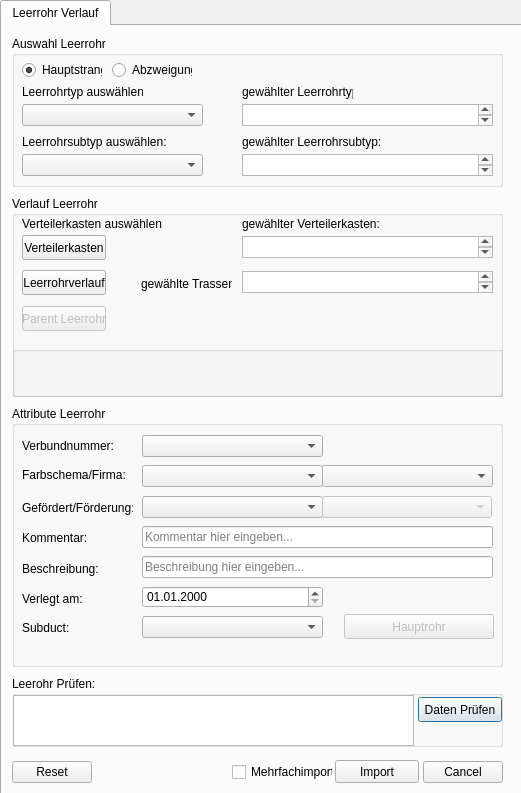
Old version of the form tools/leerrohr_verlegen/leerrohr_verlegen_dialog_base.ui in the repository geoKjack/Toolbox_SiegeleCO.
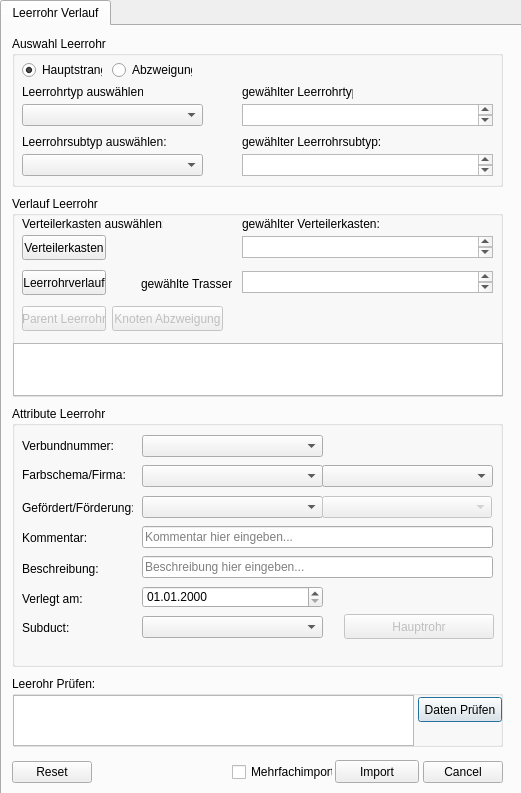
New version of the form. Custom widgets are drawn as their Qt base class.

Commit message: Ergänzen der Logik für Auswahl Hauptstrang Abzweigung

What changed in the file:
```diff
--- a/tools/leerrohr_verlegen/leerrohr_verlegen_dialog_base.ui
+++ b/tools/leerrohr_verlegen/leerrohr_verlegen_dialog_base.ui
@@ -431,16 +431,6 @@
        </rect>
       </property>
      </widget>
-     <widget class="QgsCollapsibleGroupBox" name="groupBox_Rohre">
-      <property name="geometry">
-       <rect>
-        <x>0</x>
-        <y>150</y>
-        <width>491</width>
-        <height>51</height>
-       </rect>
-      </property>
-     </widget>
      <widget class="QPushButton" name="pushButton_parent_leerrohr">
       <property name="enabled">
        <bool>false</bool>
@@ -457,6 +447,32 @@
        <string>Parent Leerrohr</string>
       </property>
      </widget>
+     <widget class="QGraphicsView" name="graphicsView_Auswahl_Rohre">
+      <property name="geometry">
+       <rect>
+        <x>1</x>
+        <y>147</y>
+        <width>490</width>
+        <height>53</height>
+       </rect>
+      </property>
+     </widget>
+     <widget class="QPushButton" name="pushButton_parent_leerrohr_2">
+      <property name="enabled">
+       <bool>false</bool>
+      </property>
+      <property name="geometry">
+       <rect>
+        <x>100</x>
+        <y>110</y>
+        <width>111</width>
+        <height>25</height>
+       </rect>
+      </property>
+      <property name="text">
+       <string>Knoten Abzweigung</string>
+      </property>
+     </widget>
     </widget>
     <widget class="QGroupBox" name="groupBox_4">
      <property name="geometry">
@@ -622,12 +638,6 @@
   </widget>
  </widget>
  <customwidgets>
-  <customwidget>
-   <class>QgsCollapsibleGroupBox</class>
-   <extends>QGroupBox</extends>
-   <header>qgscollapsiblegroupbox.h</header>
-   <container>1</container>
-  </customwidget>
   <customwidget>
    <class>QgsDateTimeEdit</class>
    <extends>QDateTimeEdit</extends>
```
The commit also changes 1 other file.
